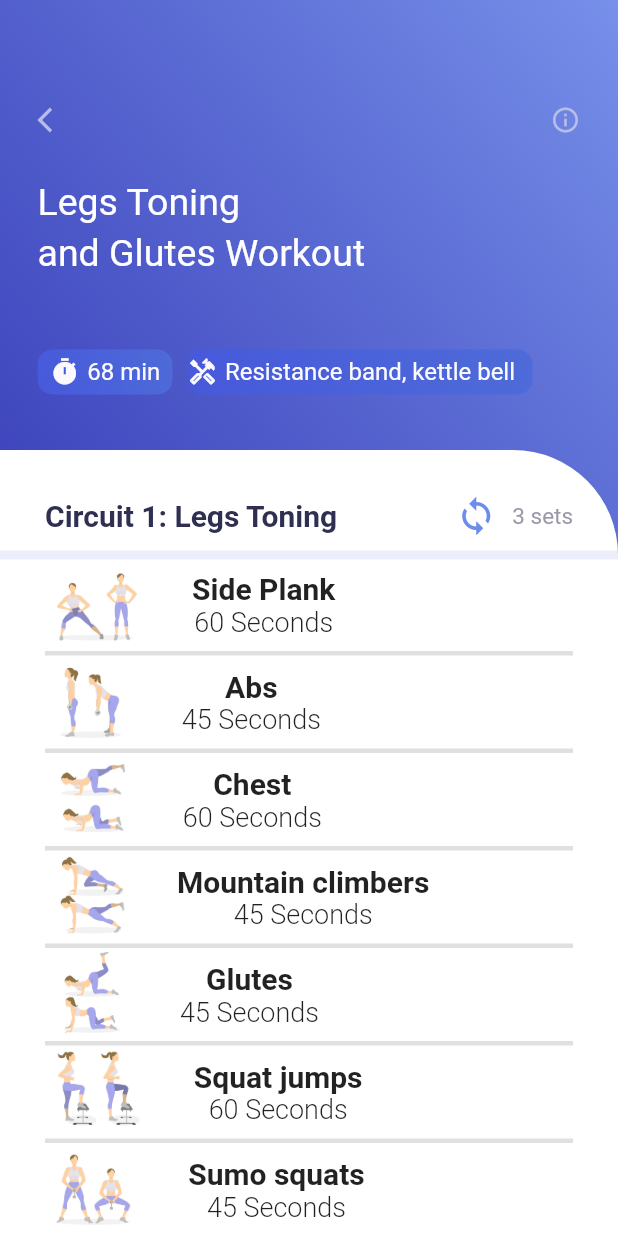
After one commit to daraximi/complex_flutter_ui, a Flutter app: the screen it shows after launch, after a tap on "Details", on a phone screen of 412 x 824 dp. The commit adds this screen. Run offline on Flutter 3.47's test engine with Material 2 defaults, Android fonts, the phone set to English and light mode, and no system bars; our stand-ins replace get.

Commit message:
Finished details screen UI, and modified elements in Home Page

```diff
--- a/lib/colors.dart
+++ b/lib/colors.dart
@@ -1,4 +1,3 @@
-import 'dart:ui';
 import 'dart:ui';
 
 class AppColor{
@@ -16,6 +15,7 @@ class AppColor{
   static Color  secondPageTitleColor= const Color(0xFFfefeff);
   static Color secondPageContainerGradient1stColor = const Color(0xFF4759DB);
   static Color secondPageContainerGradient2ndColor  = const Color(0xFF4E6BD8);
+  static Color secondPageIconColor = const Color(0xFFfafafe);
   static Color loopColor = const Color(0xFF6d8dea);
   static Color setsColor = const Color(0xFF9999a9);
   static Color circuitsColor = const Color(0xFF2f2f51);
--- a/lib/home_page.dart
+++ b/lib/home_page.dart
@@ -1,7 +1,9 @@
 import 'dart:convert';
 
+import 'package:complex_flutter_ui/video_info.dart';
 import 'package:flutter/cupertino.dart';
 import 'package:flutter/material.dart';
+import 'package:get/get.dart';
 import 'colors.dart' as color;
 
 class HomePage extends StatefulWidget {
@@ -62,13 +64,22 @@ class _HomePageState extends State<HomePage> {
                   fontWeight: FontWeight.w500
                 ),),
                 Expanded(child: Container()),
-                Text("Details",
-                  style: TextStyle(
-                      fontSize: 20,
-                      color: color.AppColor.homePageDetail
-                  ),),
                 SizedBox(width: 5,),
-                Icon(Icons.arrow_forward,size: 20,color: color.AppColor.homePageIcons,)
+                InkWell(
+                  onTap: (){
+                    Get.to(()=>VideoInfo());
+                  },
+                    child: Row(
+                      children: [
+                        Text("Details",
+                        style: TextStyle(
+                          fontSize: 20,
+                          color:color.AppColor.homePageDetail
+                        ),),
+                        Icon(Icons.arrow_forward,size: 20,color: color.AppColor.homePageIcons,),
+
+                      ],
+                    ))
               ],
             ),
             SizedBox(height: 20,),
@@ -243,6 +254,7 @@ class _HomePageState extends State<HomePage> {
                 ),)
               ],
             ),
+            SizedBox(height: 10,),
             Expanded(
               child: OverflowBox(
                 maxWidth: MediaQuery.of(context).size.width,
--- a/lib/main.dart
+++ b/lib/main.dart
@@ -1,5 +1,7 @@
+import 'package:complex_flutter_ui/video_info.dart';
 import 'package:flutter/material.dart';
 import 'package:complex_flutter_ui/home_page.dart';
+import 'package:get/get.dart';
 
 void main() {
   runApp(const MyApp());
@@ -11,7 +13,7 @@ class MyApp extends StatelessWidget {
   // This widget is the root of your application.
   @override
   Widget build(BuildContext context) {
-    return MaterialApp(
+    return GetMaterialApp(
       title: 'Flutter Demo',
       theme: ThemeData(
         // This is the theme of your application.
--- /dev/null
+++ b/lib/video_info.dart
@@ -0,0 +1,528 @@
+import 'dart:convert';
+import 'package:get/get.dart';
+import 'package:flutter/material.dart';
+import 'package:complex_flutter_ui/colors.dart' as color;
+
+class VideoInfo extends StatefulWidget {
+  const VideoInfo({Key? key}) : super(key: key);
+
+  @override
+  State<VideoInfo> createState() => _VideoInfoState();
+}
+
+class _VideoInfoState extends State<VideoInfo> {
+  List info=[];
+  _initData(){
+    DefaultAssetBundle.of(context).loadString("assets/video_info.json").then((value){
+      info = json.decode(value);
+    });
+  }
+
+  @override
+  void initState(){
+    super.initState();
+    _initData();
+  }
+
+
+
+  @override
+  Widget build(BuildContext context) {
+    return Scaffold(
+      body: Container(
+        decoration: BoxDecoration(
+          gradient: LinearGradient(
+            colors:[
+              color.AppColor.gradientFirst.withOpacity(0.8),
+              color.AppColor.gradientSecond.withOpacity(0.9)
+            ],
+              begin: const FractionalOffset(0.0, 0.4),
+            end: Alignment.topRight
+          )
+        ),
+        child: Column(
+          children: [
+            Container(
+              padding: EdgeInsets.only(top: 70,left: 25,right: 25),
+              width: MediaQuery.of(context).size.width,
+              height: 300,
+              child: Column(
+                crossAxisAlignment: CrossAxisAlignment.start,
+                children: [
+                  Row(
+                    children: [
+                      InkWell(
+                          onTap:(){
+                            Get.back();
+                          },
+                          child: Icon(Icons.arrow_back_ios,size: 20,color: color.AppColor.secondPageTopIconColor,)),
+                      Expanded(child: Container()),
+                      Icon(Icons.info_outline,size: 20,color: color.AppColor.secondPageTopIconColor,)
+                    ],
+                  ),
+                  SizedBox(height: 30,),
+                  Text("Legs Toning",
+                    style: TextStyle(
+                      fontSize: 25,
+                      color: color.AppColor.secondPageTitleColor,
+                    ),),
+                  SizedBox(height: 5,),
+                  Text("and Glutes Workout",
+                    style: TextStyle(
+                      fontSize: 25,
+                      color: color.AppColor.secondPageTitleColor,
+                    ),),
+                  SizedBox(height: 50,),
+                  Row(
+                    children: [
+                      Container(
+                        width: 90,
+                        height: 30,
+                        decoration: BoxDecoration(
+                          borderRadius: BorderRadius.circular(10),
+                          gradient: LinearGradient(
+                            colors: [
+                              color.AppColor.secondPageContainerGradient1stColor,
+                              color.AppColor.secondPageContainerGradient2ndColor
+                            ],begin: Alignment.bottomLeft,
+                            end: Alignment.topRight
+                          )
+                        ),
+                        child: Row(
+                          mainAxisAlignment: MainAxisAlignment.center,
+                          children: [
+                            Icon(Icons.timer, size: 20, color: color.AppColor.secondPageIconColor,),
+                            SizedBox(width: 5,),
+                            Text("68 min",
+                            style: TextStyle(
+                                fontSize: 16,
+                            color: color.AppColor.secondPageIconColor),)
+                          ],
+                        ),
+                      ),
+                      SizedBox(width: 10,),
+                      Container(
+                        width: 230,
+                        height: 30,
+                        decoration: BoxDecoration(
+                            borderRadius: BorderRadius.circular(10),
+                            gradient: LinearGradient(
+                                colors: [
+                                  color.AppColor.secondPageContainerGradient1stColor,
+                                  color.AppColor.secondPageContainerGradient2ndColor
+                                ],begin: Alignment.bottomLeft,
+                                end: Alignment.topRight
+                            )
+                        ),
+                        child: Row(
+                          mainAxisAlignment: MainAxisAlignment.start,
+                          children: [
+                            Icon(Icons.handyman_outlined, size: 20, color: color.AppColor.secondPageIconColor,),
+                            SizedBox(width: 5,),
+                            Text("Resistance band, kettle bell",
+                              style: TextStyle(
+                                  fontSize: 16,
+                                  color: color.AppColor.secondPageIconColor),)
+                          ],
+                        ),
+                      ),
+
+
+                    ],
+                  ),
+
+
+                ],
+              ),
+            ),
+            Expanded(child: Container(
+              decoration: BoxDecoration(
+                color: Colors.white,
+                borderRadius: BorderRadius.only(
+                  topRight: Radius.circular(70)
+                )
+              ),
+              child: Column(
+                children: [
+                  SizedBox(height: 30,),
+                  Row(
+                    children: [
+                      SizedBox(width: 30,),
+                      Text("Circuit 1: Legs Toning",
+                      style: TextStyle(
+                        fontSize: 20,
+                        fontWeight: FontWeight.bold,
+                        color: color.AppColor.circuitsColor
+                      ),),
+                      Expanded(child: Container()),
+                      Row(children: [
+                        Icon(Icons.loop,
+                        size: 28,
+                        color: color.AppColor.loopColor,),
+                        SizedBox(width: 10,),
+                        Text("3 sets",
+                        style: TextStyle(
+                          fontSize: 15,
+                          color: color.AppColor.setsColor
+                        ),)
+                      ],),
+                      SizedBox(width: 30,)
+                    ],
+                  ),
+                  SizedBox(height: 14,),
+                  Divider(
+                    height: 1,
+                    thickness: 6,
+                    color: color.AppColor.secondPageContainerGradient1stColor.withOpacity(0.1),
+                  ),
+                  Expanded(
+                    child: Container(
+                      padding: EdgeInsets.symmetric(horizontal: 30),
+
+                      child: ListView(
+                        children: [
+                          //1Done
+                          Container(
+                            child: Row(
+                              children: [
+                                Container(
+                                  height: 60,
+                                  child: Image(
+                                    image: AssetImage('assets/fff/anotherside.jpg'),
+                                  ),
+                                ),
+                                SizedBox(width: 30,),
+                                Column(
+                                  children: [
+                                    Text("Side Plank",
+                                    style: TextStyle(
+                                      fontSize: 20,
+                                      fontWeight: FontWeight.w600
+                                    ),),
+                                    Text("60 Seconds",
+                                    style:TextStyle(
+                                        fontSize: 18,
+                                        fontWeight: FontWeight.w300
+                                    ) ,)
+                                  ],
+                                )
+
+                              ],
+                            ),
+                          ),
+                          Divider(
+                            height: 5,
+                            thickness: 3,
+                          ),
+                          //2Done
+                          Container(
+                            child: Row(
+                              children: [
+                                Container(
+                                  height: 60,
+                                  child: Image(
+                                    image: AssetImage('assets/fff/bells.jpg'),
+                                  ),
+                                ),
+                                SizedBox(width: 30,),
+                                Column(
+                                  children: [
+                                    Text("Abs",
+                                      style: TextStyle(
+                                          fontSize: 20,
+                                          fontWeight: FontWeight.w600
+                                      ),),
+                                    Text("45 Seconds",
+                                      style:TextStyle(
+                                          fontSize: 18,
+                                          fontWeight: FontWeight.w300
+                                      ) ,)
+                                  ],
+                                )
+                              ],
+                            ),
+                          ),
+                          Divider(
+                            height: 5,
+                            thickness: 3,
+                          ),
+                          //3Done
+                          Container(
+                            child: Row(
+                              children: [
+                                Container(
+                                  height: 60,
+                                  child: Image(
+                                    image: AssetImage('assets/fff/chest.jpg'),
+                                  ),
+                                ),
+                                SizedBox(width: 30,),
+                                Column(
+                                  children: [
+                                    Text("Chest",
+                                      style: TextStyle(
+                                          fontSize: 20,
+                                          fontWeight: FontWeight.w600
+                                      ),),
+                                    Text("60 Seconds",
+                                      style:TextStyle(
+                                          fontSize: 18,
+                                          fontWeight: FontWeight.w300
+                                      ) ,)
+                                  ],
+                                )
+
+                              ],
+                            ),
+                          ),
+                          Divider(
+                            height: 5,
+                            thickness: 3,
+                          ),
+                          //4done mountain
+                          Container(
+                            child: Row(
+                              children: [
+                                Container(
+                                  height: 60,
+                                  child: Image(
+                                    image: AssetImage('assets/fff/climbers.jpg'),
+                                  ),
+                                ),
+                                SizedBox(width: 30,),
+                                Column(
+                                  children: [
+                                    Text("Mountain climbers",
+                                      style: TextStyle(
+                                          fontSize: 20,
+                                          fontWeight: FontWeight.w600
+                                      ),),
+                                    Text("45 Seconds",
+                                      style:TextStyle(
+                                          fontSize: 18,
+                                          fontWeight: FontWeight.w300
+                                      ) ,)
+                                  ],
+                                )
+
+                              ],
+                            ),
+                          ),
+                          Divider(
+                            height: 5,
+                            thickness: 3,
+                          ),
+                          //5DOneGlutes
+                          Container(
+                            child: Row(
+                              children: [
+                                Container(
+                                  height: 60,
+                                  child: Image(
+                                    image: AssetImage('assets/fff/glutes.jpg'),
+                                  ),
+                                ),
+                                SizedBox(width: 30,),
+                                Column(
+                                  children: [
+                                    Text("Glutes",
+                                      style: TextStyle(
+                                          fontSize: 20,
+                                          fontWeight: FontWeight.w600
+                                      ),),
+                                    Text("45 Seconds",
+                                      style:TextStyle(
+                                          fontSize: 18,
+                                          fontWeight: FontWeight.w300
+                                      ) ,)
+                                  ],
+                                )
+
+                              ],
+                            ),
+                          ),
+                          Divider(
+                            height: 5,
+                            thickness: 3,
+                          ),
+                          //6Donesquatjumps
+                          Container(
+                            child: Row(
+                              children: [
+                                Container(
+                                  height: 60,
+                                  child: Image(
+                                    image: AssetImage('assets/fff/jumpers.jpg'),
+                                  ),
+                                ),
+                                SizedBox(width: 30,),
+                                Column(
+                                  children: [
+                                    Text("Squat jumps",
+                                      style: TextStyle(
+                                          fontSize: 20,
+                                          fontWeight: FontWeight.w600
+                                      ),),
+                                    Text("60 Seconds",
+                                      style:TextStyle(
+                                          fontSize: 18,
+                                          fontWeight: FontWeight.w300
+                                      ) ,)
+                                  ],
+                                )
+
+                              ],
+                            ),
+                          ),
+                          Divider(
+                            height: 5,
+                            thickness: 3,
+                          ),
+                          //7Donesumo squats
+                          Container(
+                            child: Row(
+                              children: [
+                                Container(
+                                  height: 60,
+                                  child: Image(
+                                    image: AssetImage('assets/fff/sumo.jpg'),
+                                  ),
+                                ),
+                                SizedBox(width: 30,),
+                                Column(
+                                  children: [
+                                    Text("Sumo squats",
+                                      style: TextStyle(
+                                          fontSize: 20,
+                                          fontWeight: FontWeight.w600
+                                      ),),
+                                    Text("45 Seconds",
+                                      style:TextStyle(
+                                          fontSize: 18,
+                                          fontWeight: FontWeight.w300
+                                      ) ,)
+                                  ],
+                                )
+
+                              ],
+                            ),
+                          ),
+                          Divider(
+                            height: 5,
+                            thickness: 3,
+                          ),
+                          //8Donejumps
+                          Container(
+                            child: Row(
+                              children: [
+                                Container(
+                                  height: 60,
+                                  child: Image(
+                                    image: AssetImage('assets/fff/jumps.jpg'),
+                                  ),
+                                ),
+                                SizedBox(width: 30,),
+                                Column(
+                                  children: [
+                                    Text("Jumps",
+                                      style: TextStyle(
+                                          fontSize: 20,
+                                          fontWeight: FontWeight.w600
+                                      ),),
+                                    Text("45 Seconds",
+                                      style:TextStyle(
+                                          fontSize: 18,
+                                          fontWeight: FontWeight.w300
+                                      ) ,)
+                                  ],
+                                )
+
+                              ],
+                            ),
+                          ),
+                          Divider(
+                            height: 5,
+                            thickness: 3,
+                          ),
+                          //9DoneSide bar
+                          Container(
+                            child: Row(
+                              children: [
+                                Container(
+                                  height: 60,
+                                  child: Image(
+                                    image: AssetImage('assets/fff/sides.jpg'),
+                                  ),
+                                ),
+                                SizedBox(width: 30,),
+                                Column(
+                                  children: [
+                                    Text("Side bar",
+                                      style: TextStyle(
+                                          fontSize: 20,
+                                          fontWeight: FontWeight.w600
+                                      ),),
+                                    Text("30 Seconds",
+                                      style:TextStyle(
+                                          fontSize: 18,
+                                          fontWeight: FontWeight.w300
+                                      ) ,)
+                                  ],
+                                )
+
+                              ],
+                            ),
+                          ),
+                          Divider(
+                            height: 5,
+                            thickness: 3,
+                          ),
+                          //10DoneSquats
+                          Container(
+                            child: Row(
+                              children: [
+                                Container(
+                                  height: 60,
+                                  child: Image(
+                                    image: AssetImage('assets/fff/squats.jpg'),
+                                  ),
+                                ),
+                                SizedBox(width: 30,),
+                                Column(
+                                  children: [
+                                    Text("Squats",
+                                      style: TextStyle(
+                                          fontSize: 20,
+                                          fontWeight: FontWeight.w600
+                                      ),),
+                                    Text("60 Seconds",
+                                      style:TextStyle(
+                                          fontSize: 18,
+                                          fontWeight: FontWeight.w300
+                                      ) ,)
+                                  ],
+                                )
+
+                              ],
+                            ),
+                          ),
+                          Divider(
+                            height: 5,
+                            thickness: 3,
+                          ),
+
+
+
+                        ],
+                      )
+                    ),
+                  )
+                ],
+              ),
+            ))
+          ],
+        ),
+      ),
+    );
+  }
+}
--- a/pubspec.yaml
+++ b/pubspec.yaml
@@ -36,6 +36,7 @@ dependencies:
   # The following adds the Cupertino Icons font to your application.
   # Use with the CupertinoIcons class for iOS style icons.
   cupertino_icons: ^1.0.2
+  get:
 
 dev_dependencies:
   flutter_test:
```
Also changed, not shown: assets/video_info.json (added, +51 -0 lines), pubspec.lock.
